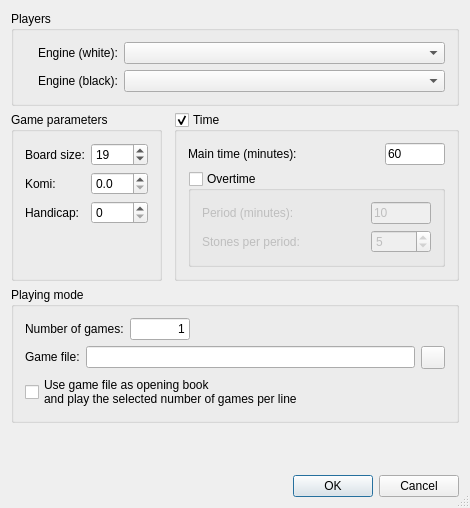
This is src/twoaigamedlg_gui.ui in bernds/q5Go as Qt 5 draws it before an edit. The edited form follows.
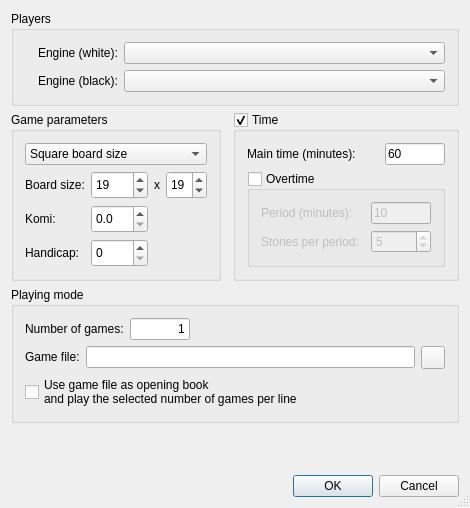
This is the edited form. Icons and pictures are not drawn. Custom widgets are drawn as their Qt base class.

Commit message:
Allow rectangular boards in engine play
Supported by KataGo, with a good way of determining if it's available by
using the rectangular_board GTP command.

Patch:
```diff
--- a/src/twoaigamedlg_gui.ui
+++ b/src/twoaigamedlg_gui.ui
@@ -28,8 +28,8 @@
   <property name="modal">
    <bool>false</bool>
   </property>
-  <layout class="QGridLayout">
-   <item row="12" column="0" colspan="3">
+  <layout class="QGridLayout" name="gridLayout_7">
+   <item row="4" column="0" colspan="3">
     <layout class="QHBoxLayout">
      <property name="spacing">
       <number>6</number>
@@ -71,7 +71,7 @@
      </item>
     </layout>
    </item>
-   <item row="10" column="0" colspan="3">
+   <item row="2" column="0" colspan="3">
     <widget class="QGroupBox" name="loadBox">
      <property name="sizePolicy">
       <sizepolicy hsizetype="Preferred" vsizetype="Preferred">
@@ -191,7 +191,7 @@
      </layout>
     </widget>
    </item>
-   <item row="3" column="0">
+   <item row="1" column="0">
     <widget class="QGroupBox" name="gameParamsBox">
      <property name="sizePolicy">
       <sizepolicy hsizetype="Preferred" vsizetype="Preferred">
@@ -203,8 +203,54 @@
       <string>Game parameters</string>
      </property>
      <layout class="QGridLayout" name="gridLayout_4">
-      <item row="0" column="1">
+      <item row="1" column="2">
+       <widget class="QLabel" name="label_7">
+        <property name="text">
+         <string>x</string>
+        </property>
+       </widget>
+      </item>
+      <item row="3" column="1">
+       <widget class="QSpinBox" name="handicapSpinBox">
+        <property name="maximumSize">
+         <size>
+          <width>60</width>
+          <height>32767</height>
+         </size>
+        </property>
+        <property name="maximum">
+         <number>13</number>
+        </property>
+       </widget>
+      </item>
+      <item row="1" column="0">
+       <widget class="QLabel" name="TextLabel3">
+        <property name="text">
+         <string>Board size:</string>
+        </property>
+        <property name="wordWrap">
+         <bool>false</bool>
+        </property>
+       </widget>
+      </item>
+      <item row="2" column="0">
+       <widget class="QLabel" name="TextLabel4">
+        <property name="text">
+         <string>Komi:</string>
+        </property>
+        <property name="wordWrap">
+         <bool>false</bool>
+        </property>
+       </widget>
+      </item>
+      <item row="1" column="1">
        <widget class="QSpinBox" name="boardsizeSpinBox">
+        <property name="maximumSize">
+         <size>
+          <width>60</width>
+          <height>32767</height>
+         </size>
+        </property>
         <property name="minimum">
          <number>4</number>
         </property>
@@ -216,8 +262,24 @@
         </property>
        </widget>
       </item>
-      <item row="1" column="1">
+      <item row="3" column="0">
+       <widget class="QLabel" name="TextLabel5">
+        <property name="text">
+         <string>Handicap:</string>
+        </property>
+        <property name="wordWrap">
+         <bool>false</bool>
+        </property>
+       </widget>
+      </item>
+      <item row="2" column="1">
        <widget class="KomiSpinBox" name="komiSpin">
+        <property name="maximumSize">
+         <size>
+          <width>60</width>
+          <height>32767</height>
+         </size>
+        </property>
         <property name="focusPolicy">
          <enum>Qt::StrongFocus</enum>
         </property>
@@ -229,60 +291,43 @@
         </property>
        </widget>
       </item>
-      <item row="1" column="0">
-       <widget class="QLabel" name="TextLabel4">
-        <property name="text">
-         <string>Komi:</string>
-        </property>
-        <property name="wordWrap">
-         <bool>false</bool>
-        </property>
-       </widget>
-      </item>
-      <item row="2" column="0">
-       <widget class="QLabel" name="TextLabel5">
-        <property name="text">
-         <string>Handicap:</string>
-        </property>
-        <property name="wordWrap">
-         <bool>false</bool>
-        </property>
-       </widget>
-      </item>
-      <item row="0" column="0">
-       <widget class="QLabel" name="TextLabel3">
-        <property name="text">
-         <string>Board size:</string>
-        </property>
-        <property name="wordWrap">
-         <bool>false</bool>
-        </property>
-       </widget>
-      </item>
-      <item row="2" column="1">
-       <widget class="QSpinBox" name="handicapSpinBox">
-        <property name="maximum">
-         <number>13</number>
-        </property>
-       </widget>
-      </item>
-      <item row="3" column="0">
-       <spacer name="verticalSpacer">
-        <property name="orientation">
-         <enum>Qt::Vertical</enum>
-        </property>
-        <property name="sizeHint" stdset="0">
+      <item row="1" column="3">
+       <widget class="QSpinBox" name="boardsizeYSpinBox">
+        <property name="maximumSize">
          <size>
-          <width>20</width>
-          <height>1</height>
+          <width>60</width>
+          <height>32767</height>
          </size>
         </property>
-       </spacer>
+        <property name="minimum">
+         <number>4</number>
+        </property>
+        <property name="maximum">
+         <number>36</number>
+        </property>
+        <property name="value">
+         <number>19</number>
+        </property>
+       </widget>
+      </item>
+      <item row="0" column="0" colspan="4">
+       <widget class="QComboBox" name="boardTypeComboBox">
+        <item>
+         <property name="text">
+          <string>Square board size</string>
+         </property>
+        </item>
+        <item>
+         <property name="text">
+          <string>Rectangular board</string>
+         </property>
+        </item>
+       </widget>
       </item>
      </layout>
     </widget>
    </item>
-   <item row="3" column="2">
+   <item row="1" column="2">
     <widget class="QGroupBox" name="timeBox">
      <property name="title">
       <string>Time</string>
@@ -432,7 +477,7 @@
      </layout>
     </widget>
    </item>
-   <item row="11" column="0" colspan="3">
+   <item row="3" column="1" colspan="2">
     <spacer name="spacer3">
      <property name="orientation">
       <enum>Qt::Vertical</enum>
```
Left out of the diff: 2 changed lines with no effect on the pictures. The commit also changes 7 other files.
